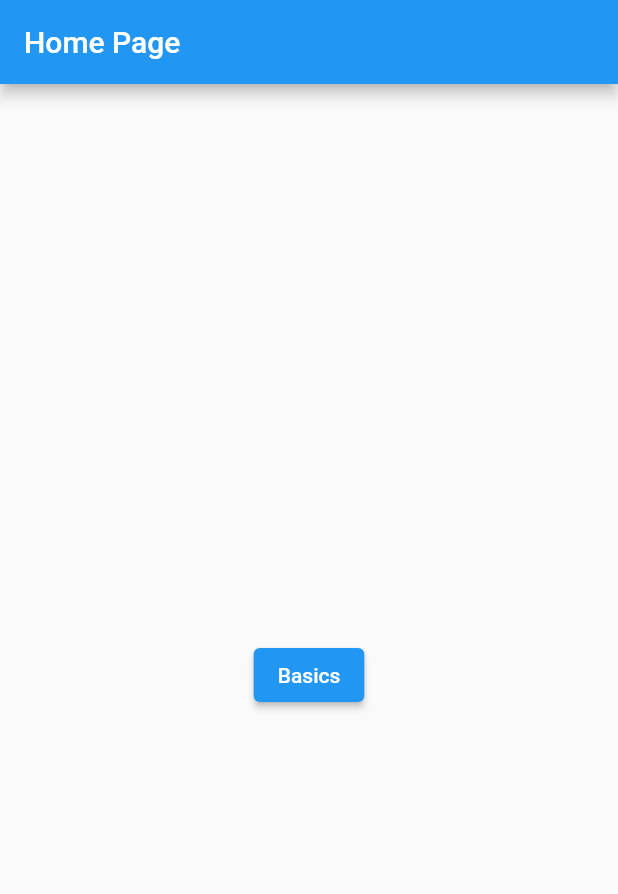
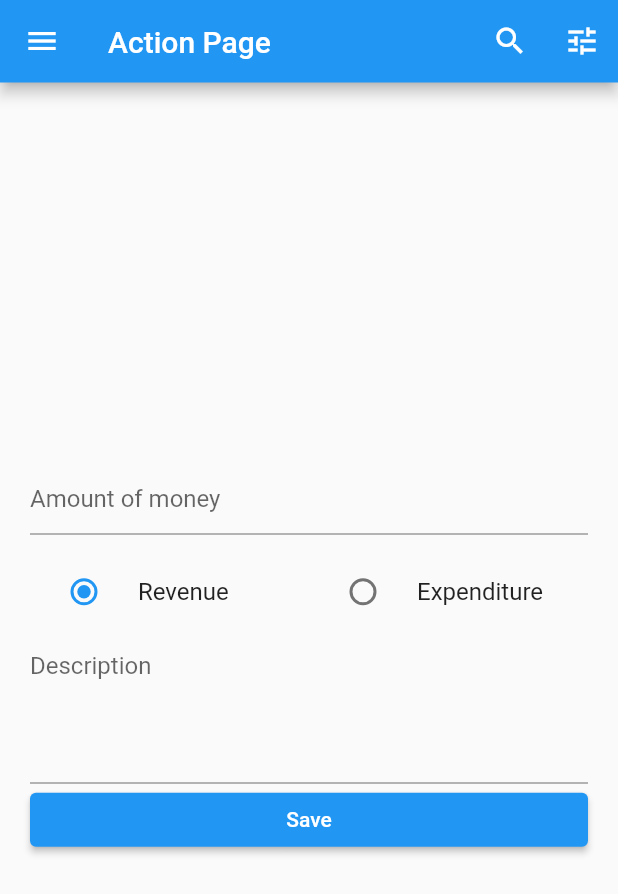
Before and after one commit to thanhhaii/DevFestHCMC2021, a Flutter app: the screen it shows after launch, on a phone screen of 412 x 824 dp. Shown: the top 894 px of the screen. Run offline on Flutter 3.47's test engine with Material 2 defaults, Android fonts, the phone set to English and light mode, and no system bars; our stand-ins replace table_calendar.

Commit message:
add action page

```diff
--- /dev/null
+++ b/lib/components/appbarcomponent.dart
@@ -0,0 +1,40 @@
+import 'package:flutter/cupertino.dart';
+import 'package:flutter/material.dart';
+
+class AppBarComponent extends StatelessWidget {
+  String title;
+
+  AppBarComponent({Key? key, required this.title}) : super(key: key);
+
+  @override
+  Widget build(BuildContext context) {
+    return AppBar(
+      title: Text(title),
+      leading: IconButton(
+        icon: const Icon(Icons.menu, semanticLabel: "menu"),
+        onPressed: () {
+          print("Menu button");
+        },
+      ),
+      actions: <Widget>[
+        IconButton(
+            onPressed: () {
+              print('Search button');
+            },
+            icon: const Icon(
+              Icons.search,
+              semanticLabel: "Search",
+            )),
+        IconButton(
+          icon: const Icon(
+            Icons.tune,
+            semanticLabel: 'filter',
+          ),
+          onPressed: () {
+            print('Filter button');
+          },
+        ),
+      ],
+    );
+  }
+}
--- a/lib/main.dart
+++ b/lib/main.dart
@@ -1,3 +1,4 @@
+import 'package:final_project_devfest/screen/action/action.dart';
 import 'package:flutter/material.dart';
 import 'package:final_project_devfest/screen/home/home_screen.dart';
 void main() {
@@ -11,10 +12,12 @@ class MyApp extends StatelessWidget {
     return MaterialApp(
       title: 'Money Save',
       theme: ThemeData(
-
         primarySwatch: Colors.blue,
       ),
-      home: HomePage(),
+      home: const Scaffold(
+        body: ActionPage(),
+      ),
+      debugShowCheckedModeBanner: false,
     );
   }
 }
--- /dev/null
+++ b/lib/screen/action/action.dart
@@ -0,0 +1,79 @@
+import 'package:final_project_devfest/components/appbarcomponent.dart';
+import 'package:flutter/cupertino.dart';
+import 'package:flutter/material.dart';
+
+class ActionPage extends StatefulWidget {
+  const ActionPage({Key? key}) : super(key: key);
+
+  @override
+  _ActionPageState createState() => _ActionPageState();
+}
+
+class _ActionPageState extends State<ActionPage> {
+  TextEditingController amountOfMoneyTextField = TextEditingController();
+  String _type = "revenue";
+  TextEditingController descriptionTextField = TextEditingController();
+
+  @override
+  Widget build(BuildContext context) {
+    return Scaffold(
+      body: Container(
+        padding: const EdgeInsets.all(20),
+        child: Column(
+          mainAxisAlignment: MainAxisAlignment.center,
+          children: [
+            Padding(
+                padding: const EdgeInsets.only(bottom: 10),
+                child: TextFormField(
+                  decoration: const InputDecoration(
+                      hintText: "Amount of money"),
+                  controller: amountOfMoneyTextField,
+                )),
+            Row(
+              children: [
+                Expanded(
+                    child: RadioListTile(
+                        value: "revenue",
+                        title: const Text("Revenue"),
+                        groupValue: _type,
+                        onChanged: (String? newValue) {
+                          setState(() {
+                            _type = newValue!;
+                          });
+                        })),
+                Expanded(
+                    child: RadioListTile(
+                        value: "expenditure",
+                        title: const Text("Expenditure"),
+                        groupValue: _type,
+                        onChanged: (String? newValue) {
+                          setState(() {
+                            _type = newValue!;
+                          });
+                        }))
+              ],
+            ),
+            TextFormField(
+              decoration: const InputDecoration(
+                hintText: "Description",
+              ),
+              controller: descriptionTextField,
+              maxLines: 4,
+            ),
+            SizedBox(
+              width: double.infinity,
+              child: ElevatedButton(
+                child: const Text("Save"),
+                onPressed: () {},
+              ),
+            )
+          ],
+        ),
+      ),
+      appBar: PreferredSize(
+        preferredSize: const Size.fromHeight(55),
+        child: AppBarComponent(title: "Action Page"),
+      ),
+    );
+  }
+}
```
